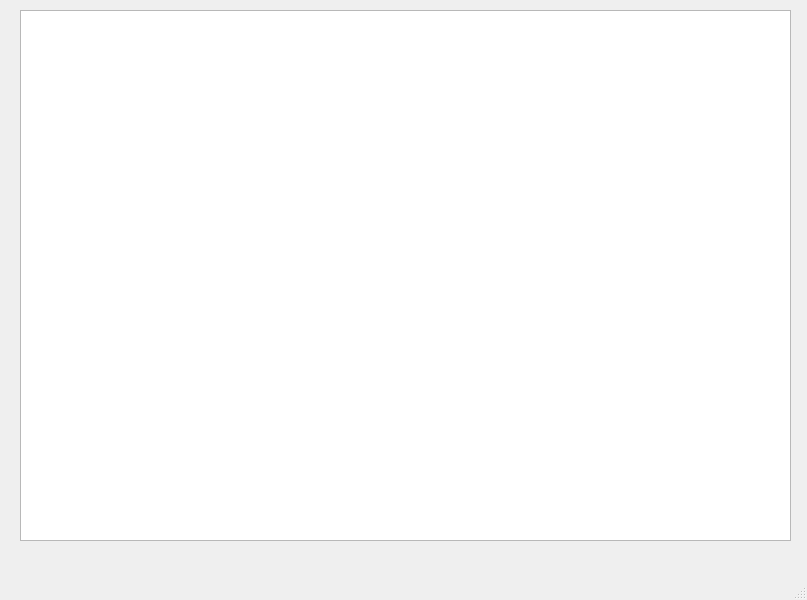
Old version of the form reader/mainwindow.ui in the repository ElectricLight-ELO/Data-generator-reader.
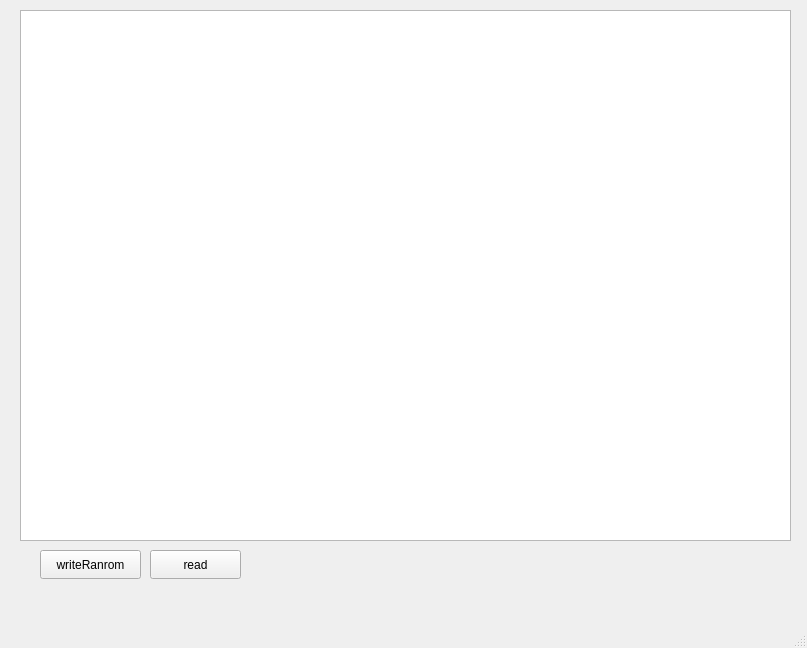
New version of the form.

Commit message: test_read-write

What changed in the file:
```diff
--- a/reader/mainwindow.ui
+++ b/reader/mainwindow.ui
@@ -7,7 +7,7 @@
     <x>0</x>
     <y>0</y>
     <width>807</width>
-    <height>600</height>
+    <height>648</height>
    </rect>
   </property>
   <property name="windowTitle">
@@ -24,6 +24,32 @@
      </rect>
     </property>
    </widget>
+   <widget class="QPushButton" name="pushButton">
+    <property name="geometry">
+     <rect>
+      <x>40</x>
+      <y>550</y>
+      <width>101</width>
+      <height>29</height>
+     </rect>
+    </property>
+    <property name="text">
+     <string>writeRanrom</string>
+    </property>
+   </widget>
+   <widget class="QPushButton" name="pushButton_2">
+    <property name="geometry">
+     <rect>
+      <x>150</x>
+      <y>550</y>
+      <width>91</width>
+      <height>29</height>
+     </rect>
+    </property>
+    <property name="text">
+     <string>read</string>
+    </property>
+   </widget>
   </widget>
   <widget class="QStatusBar" name="statusbar"/>
   <widget class="QMenuBar" name="menubar">
```
The commit also changes 4 other files.
